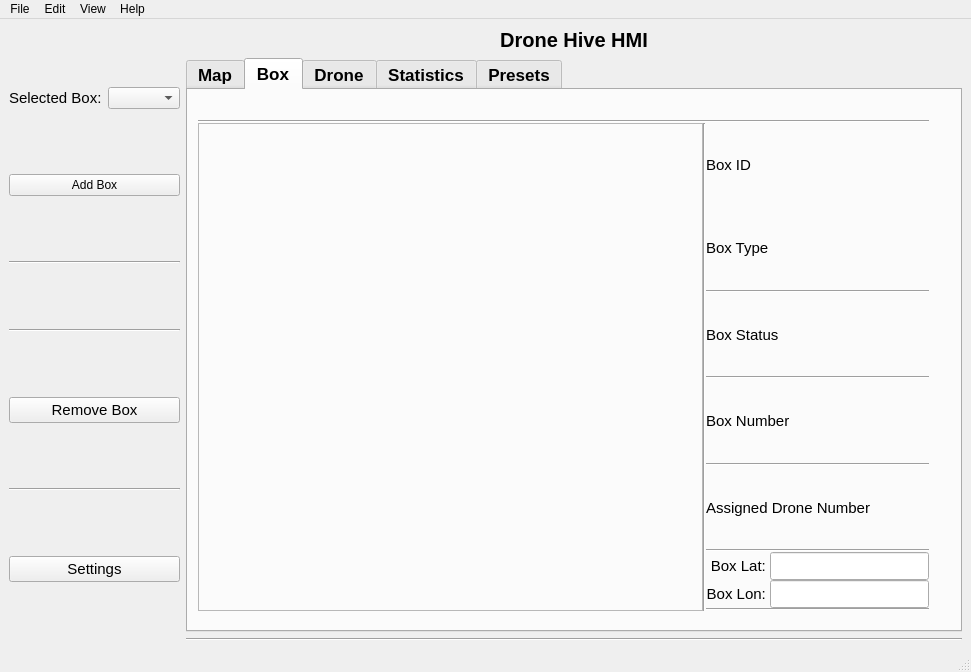
Samwise101/EiRT-AscenD-Robotics, file ros2_ws/src/hmi/ui/mainwindow.ui: the form before one commit.
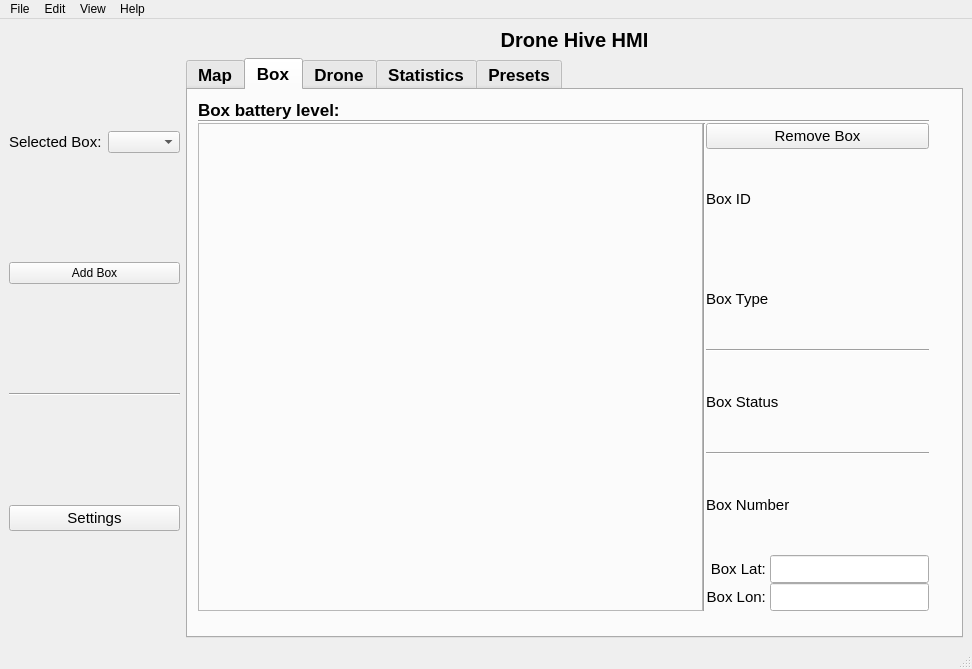
The form after the commit. The open tabs and pages were chosen to show the change. Icons and pictures are not drawn.

The edit to the form file:
```diff
--- a/ros2_ws/src/hmi/ui/mainwindow.ui
+++ b/ros2_ws/src/hmi/ui/mainwindow.ui
@@ -6,8 +6,8 @@
    <rect>
     <x>0</x>
     <y>0</y>
-    <width>971</width>
-    <height>672</height>
+    <width>972</width>
+    <height>669</height>
    </rect>
   </property>
   <property name="windowTitle">
@@ -60,34 +60,6 @@
           <property name="text">
            <string>Add Box</string>
           </property>
-         </widget>
-        </item>
-        <item>
-         <widget class="Line" name="line_21">
-          <property name="orientation">
-           <enum>Qt::Horizontal</enum>
-          </property>
-         </widget>
-        </item>
-        <item>
-         <widget class="Line" name="line_19">
-          <property name="orientation">
-           <enum>Qt::Horizontal</enum>
-          </property>
-         </widget>
-        </item>
-        <item>
-         <widget class="QPushButton" name="pushButton_7">
-          <property name="font">
-           <font>
-            <pointsize>11</pointsize>
-            <weight>50</weight>
-            <bold>false</bold>
-           </font>
-          </property>
-          <property name="text">
-           <string>Remove Box</string>
-          </property>
           <property name="icon">
            <iconset resource="../resources/resources.qrc">
             <normaloff>:/images/icons/remove_box.png</normaloff>:/images/icons/remove_box.png</iconset>
@@ -120,7 +92,7 @@
        </layout>
       </item>
       <item>
-       <layout class="QVBoxLayout" name="verticalLayout_2" stretch="0,0,0">
+       <layout class="QVBoxLayout" name="verticalLayout_2" stretch="0,0">
         <item>
          <widget class="QLabel" name="label">
           <property name="font">
@@ -297,10 +269,17 @@
               <enum>QLayout::SetNoConstraint</enum>
              </property>
              <item>
-              <layout class="QHBoxLayout" name="box_cicle_layout" stretch="5">
+              <layout class="QHBoxLayout" name="box_cicle_layout" stretch="0,5">
                <property name="sizeConstraint">
                 <enum>QLayout::SetNoConstraint</enum>
                </property>
+               <item>
+                <widget class="QLabel" name="boxBatterLabel">
+                 <property name="text">
+                  <string>Box battery level: </string>
+                 </property>
+                </widget>
+               </item>
                <item>
                 <spacer name="horizontalSpacer">
                  <property name="orientation">
@@ -352,7 +331,25 @@
                   </widget>
                  </item>
                  <item>
-                  <layout class="QVBoxLayout" name="box_information_layout" stretch="0,0,0,0,0,0,0,0,0,0,0">
+                  <layout class="QVBoxLayout" name="box_information_layout" stretch="0,0,0,0,0,0,0,0">
+                   <item>
+                    <widget class="QPushButton" name="pushButton_7">
+                     <property name="font">
+                      <font>
+                       <pointsize>11</pointsize>
+                       <weight>50</weight>
+                       <bold>false</bold>
+                      </font>
+                     </property>
+                     <property name="text">
+                      <string>Remove Box</string>
+                     </property>
+                     <property name="icon">
+                      <iconset resource="../resources/resources.qrc">
+                       <normaloff>:/images/icons/remove_box.png</normaloff>:/images/icons/remove_box.png</iconset>
+                     </property>
+                    </widget>
+                   </item>
                    <item>
                     <layout class="QHBoxLayout" name="horizontalLayout_5">
                      <item>
@@ -439,38 +436,6 @@
                      </item>
                     </layout>
                    </item>
-                   <item>
-                    <widget class="Line" name="line_4">
-                     <property name="orientation">
-                      <enum>Qt::Horizontal</enum>
-                     </property>
-                    </widget>
-                   </item>
-                   <item>
-                    <layout class="QHBoxLayout" name="horizontalLayout_6">
-                     <item>
-                      <widget class="QLabel" name="label_4">
-                       <property name="font">
-                        <font>
-                         <pointsize>11</pointsize>
-                         <weight>50</weight>
-                         <bold>false</bold>
-                        </font>
-                       </property>
-                       <property name="text">
-                        <string>Assigned Drone Number</string>
-                       </property>
-                      </widget>
-                     </item>
-                    </layout>
-                   </item>
-                   <item>
-                    <widget class="Line" name="line_18">
-                     <property name="orientation">
-                      <enum>Qt::Horizontal</enum>
-                     </property>
-                    </widget>
-                   </item>
                    <item>
                     <layout class="QGridLayout" name="box_position_layout">
                      <item row="1" column="0">
@@ -515,13 +480,6 @@
                      </item>
                     </layout>
                    </item>
-                   <item>
-                    <widget class="Line" name="line">
-                     <property name="orientation">
-                      <enum>Qt::Horizontal</enum>
-                     </property>
-                    </widget>
-                   </item>
                   </layout>
                  </item>
                 </layout>
@@ -958,17 +916,6 @@
           </widget>
          </widget>
         </item>
-        <item>
-         <layout class="QGridLayout" name="gridLayout">
-          <item row="0" column="0">
-           <widget class="Line" name="line_6">
-            <property name="orientation">
-             <enum>Qt::Horizontal</enum>
-            </property>
-           </widget>
-          </item>
-         </layout>
-        </item>
        </layout>
       </item>
      </layout>
@@ -980,7 +927,7 @@
     <rect>
      <x>0</x>
      <y>0</y>
-     <width>971</width>
+     <width>972</width>
      <height>22</height>
     </rect>
    </property>
```
Left out of the diff: 134 changed lines with no effect on the pictures.
